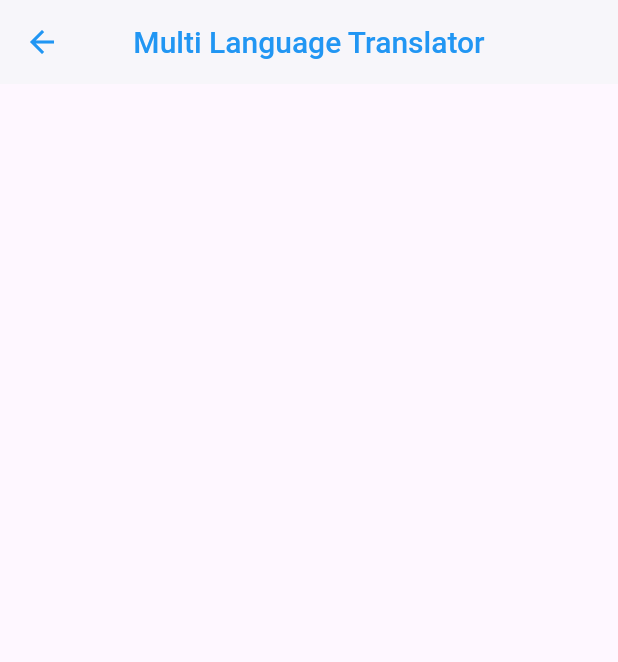
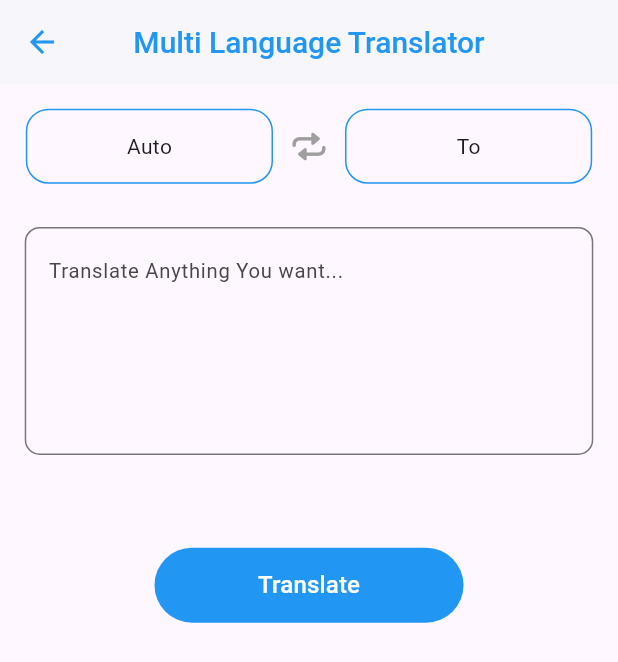
Before and after one commit to chanchaltharwani/ai_express, a Flutter app: the TranslatorFeature screen opened directly, on a phone screen of 412 x 824 dp. Shown: the top 662 px of the screen. Run offline on Flutter 3.47's test engine with Material 3 defaults, Android fonts, the phone set to English and light mode, and no system bars; our stand-ins replace animated_text_kit, flutter_animate, get, hive, lottie; accounts and stored records are empty; project files that could hold a hidden picture were left out.

Commit message:
Start Working On Translate Feature Ui Design For translator_feature Create a controller class for translator feature

```diff
--- /dev/null
+++ b/lib/controllers/translate_controller.dart
@@ -0,0 +1,21 @@
+import 'package:ai_express/helper/my_dialog.dart';
+import 'package:flutter/cupertino.dart';
+import 'package:get/get.dart';
+
+class TranslateController extends GetxController {
+  final textC = TextEditingController();
+  final resultC = TextEditingController();
+
+  final from = ''.obs;
+  final to = ''.obs;
+
+  Future<void> askQuestions() async {
+    if (textC.text.trim().isNotEmpty) {
+      // final res = await Apis.getAnswer(textC.text);
+
+      textC.text = "";
+    } else {
+      MyDialog.info("Ask Something");
+    }
+  }
+}
--- a/lib/features/translator_feature.dart
+++ b/lib/features/translator_feature.dart
@@ -1,3 +1,7 @@
+import 'package:ai_express/controllers/translate_controller.dart';
+import 'package:ai_express/helper/global.dart';
+import 'package:ai_express/widget/custome_btn.dart';
+import 'package:flutter/cupertino.dart';
 import 'package:flutter/material.dart';
 
 class TranslatorFeature extends StatefulWidget {
@@ -8,11 +12,99 @@ class TranslatorFeature extends StatefulWidget {
 }
 
 class _TranslatorFeatureState extends State<TranslatorFeature> {
+  final _c =  TranslateController();
   @override
   Widget build(BuildContext context) {
     return Scaffold(
-      appBar: AppBar(title: Text("Multi Language Translator"),),
-      body: ListView(children: [],),
+      appBar: AppBar(
+        title: Text("Multi Language Translator"),
+      ),
+      body: ListView(
+        physics: const BouncingScrollPhysics(),
+        padding: EdgeInsets.only(
+          top: mq.height * .02,
+          bottom: mq.height * .01,
+        ),
+        children: [
+          Row(
+            mainAxisAlignment: MainAxisAlignment.center,
+            children: [
+              //from Language
+              Container(
+                height: 50,
+                width: mq.width * .4,
+                alignment: Alignment.center,
+                decoration: BoxDecoration(
+                    border: Border.all(color: Colors.blue),
+                    borderRadius: BorderRadius.all(Radius.circular(15))),
+                child: const Text("Auto"),
+              ),
+
+              //swipe language  button
+              IconButton(
+                onPressed: () {},
+                icon: const Icon(CupertinoIcons.repeat),
+                color: Colors.grey,
+              ),
+
+              //to language
+              Container(
+                height: 50,
+                width: mq.width * .4,
+                alignment: Alignment.center,
+                decoration: BoxDecoration(
+                    border: Border.all(color: Colors.blue),
+                    borderRadius: BorderRadius.all(Radius.circular(15))),
+                child: const Text("To"),
+              ),
+            ],
+          ),
+
+          //text field for input
+          Padding(
+            padding: EdgeInsets.symmetric(
+              horizontal: mq.width * .04,
+              vertical: mq.height * .035,
+            ),
+            child: TextFormField(
+              controller: _c.textC,
+              minLines: 5,
+              maxLines: null,
+              onTapOutside: (e) => FocusScope.of(context).unfocus,
+              decoration: const InputDecoration(
+                  hintText: "Translate Anything You want...",
+                  hintStyle: TextStyle(fontSize: 13.5),
+                  border: OutlineInputBorder(
+                      borderRadius: BorderRadius.all(Radius.circular(10)))),
+            ),
+          ),
+
+          // //text field for output
+
+          if(_c.resultC.text.isNotEmpty)
+
+          Padding(
+            padding: EdgeInsets.symmetric(
+              horizontal: mq.width * .04,
+            ),
+            child: TextFormField(
+              controller: _c.resultC,
+              //minLines: 5,
+              maxLines: null,
+              onTapOutside: (e) => FocusScope.of(context).unfocus,
+              decoration: const InputDecoration(
+                  border: OutlineInputBorder(
+                      borderRadius: BorderRadius.all(Radius.circular(10)))),
+            ),
+          ),
+          SizedBox(
+            height: mq.height * .04,
+          ),
+
+          //button
+          CustomeBtn(onTap: () {}, text: 'Translate')
+        ],
+      ),
     );
   }
 }
```
